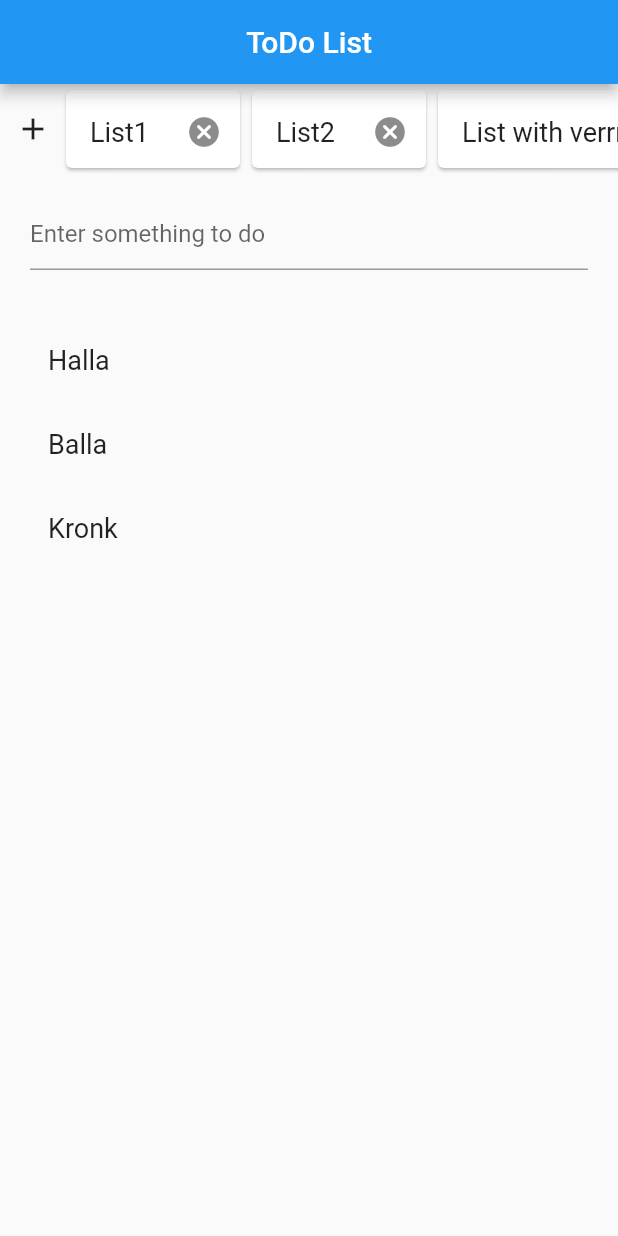
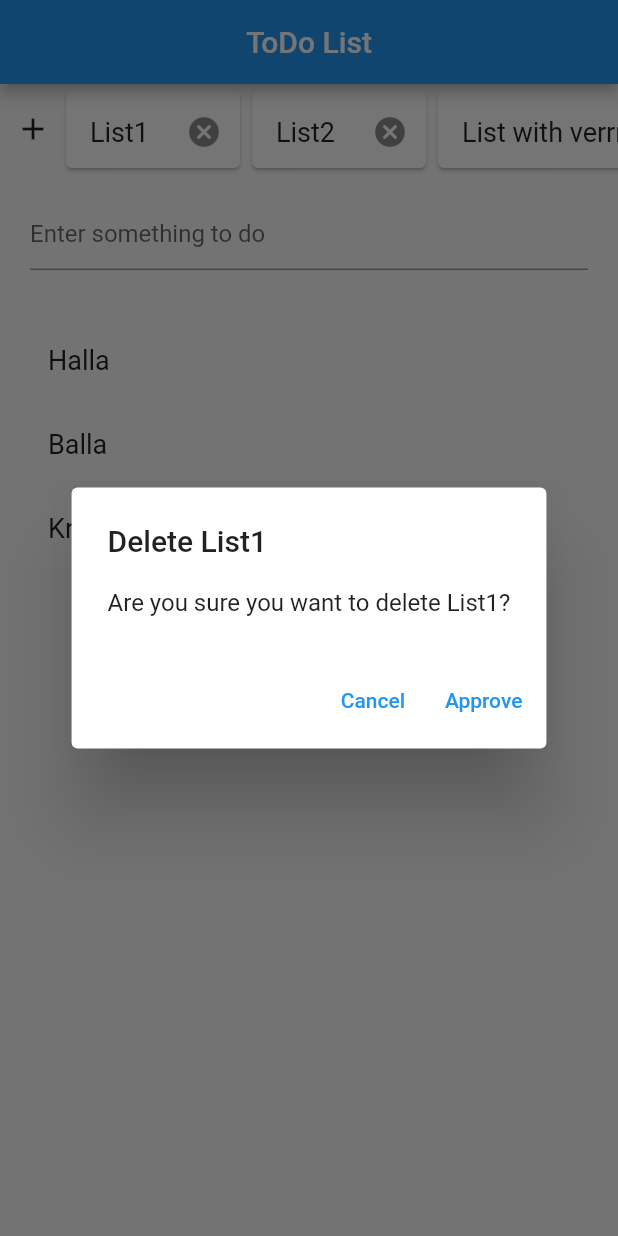
Before and after one commit to williamgt/IDATT2506, a Flutter app: the screen it shows after launch, after a tap on the "cancel" icon, on a phone screen of 412 x 824 dp. Run offline on Flutter 3.47's test engine with Material 2 defaults, Android fonts, the phone set to English and light mode, and no system bars.

Commit message:
Pop up for deleting todo list

```diff
--- a/oblig8/code/todo_list/lib/main.dart
+++ b/oblig8/code/todo_list/lib/main.dart
@@ -91,7 +91,9 @@ class _ToDoListWidgetState extends State<ToDoListWidget> {
                                 child: IconButton(
                                   padding: EdgeInsets.zero,
                                   icon: const Icon(Icons.cancel_rounded,),
-                                  onPressed: () => print('Ooga ${_todoLists[index].title}'),
+                                  onPressed: () {
+                                    _deleteToDoListDialog(context, _todoLists[index].title).then((value) => print(value)); //Deleting todo list
+                                  },
                                 )),
                               //Name of list
                               title: Text(
@@ -182,6 +184,7 @@ Future _addToDoListDialog(BuildContext context) async {
   String? listName;
   return showDialog(
     context: context,
+    //barrierDismissible: false,
     builder: (BuildContext context) {
       return AlertDialog(
         title: const Text('Add ToDo list'),
@@ -202,10 +205,40 @@ Future _addToDoListDialog(BuildContext context) async {
             ),
           TextButton(
             child: const Text('Approve'),
-            onPressed: () => Navigator.pop(context, listName),
+            onPressed: () {
+              if(listName == null) {
+                return;
+              }
+              else {
+                Navigator.pop(context, listName);
+              }
+            },
           ),
         ],
       );
     },
   );
 }
+
+Future<PopUpResult?> _deleteToDoListDialog(BuildContext context, String listName) async {
+  return showDialog<PopUpResult>(
+    context: context,
+    //barrierDismissible: false,
+    builder: (BuildContext context) {
+      return AlertDialog(
+        title: Text('Delete $listName'),
+        content: Text('Are you sure you want to delete $listName?'),
+        actions: <Widget>[
+          TextButton(
+            onPressed: () => Navigator.pop(context, PopUpResult.cancel),
+            child: const Text('Cancel'),
+          ),
+          TextButton(
+            child: const Text('Approve'),
+            onPressed: () => Navigator.pop(context, PopUpResult.approve),
+          ),
+        ],
+      );
+    },
+  );
+}
```
